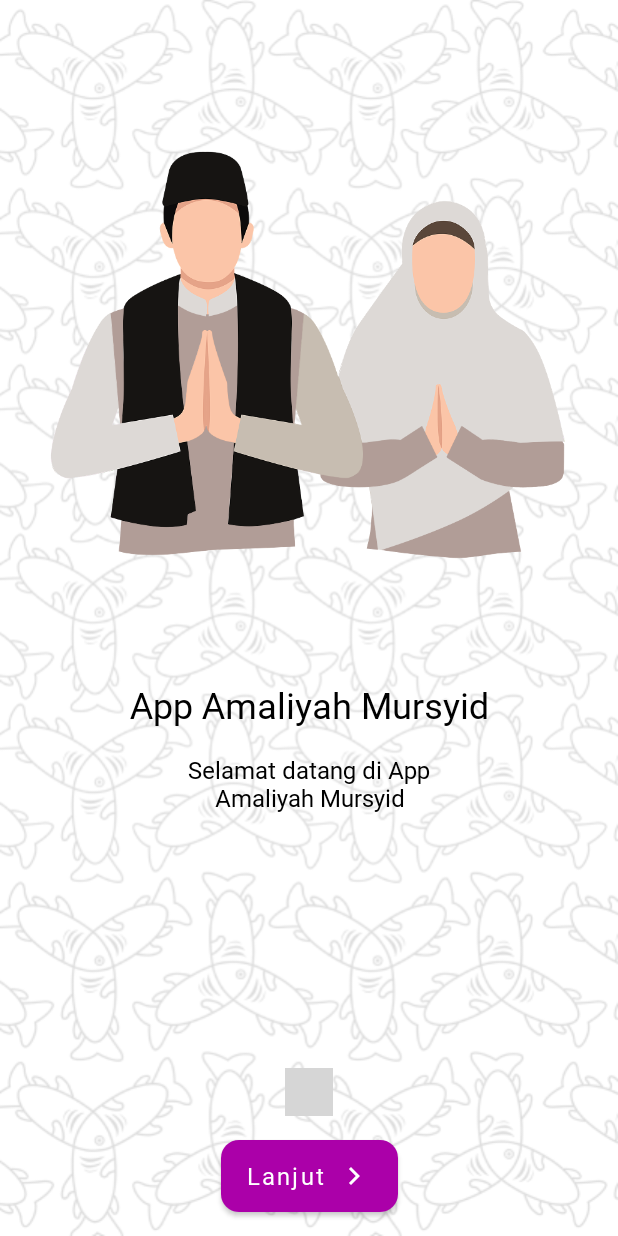
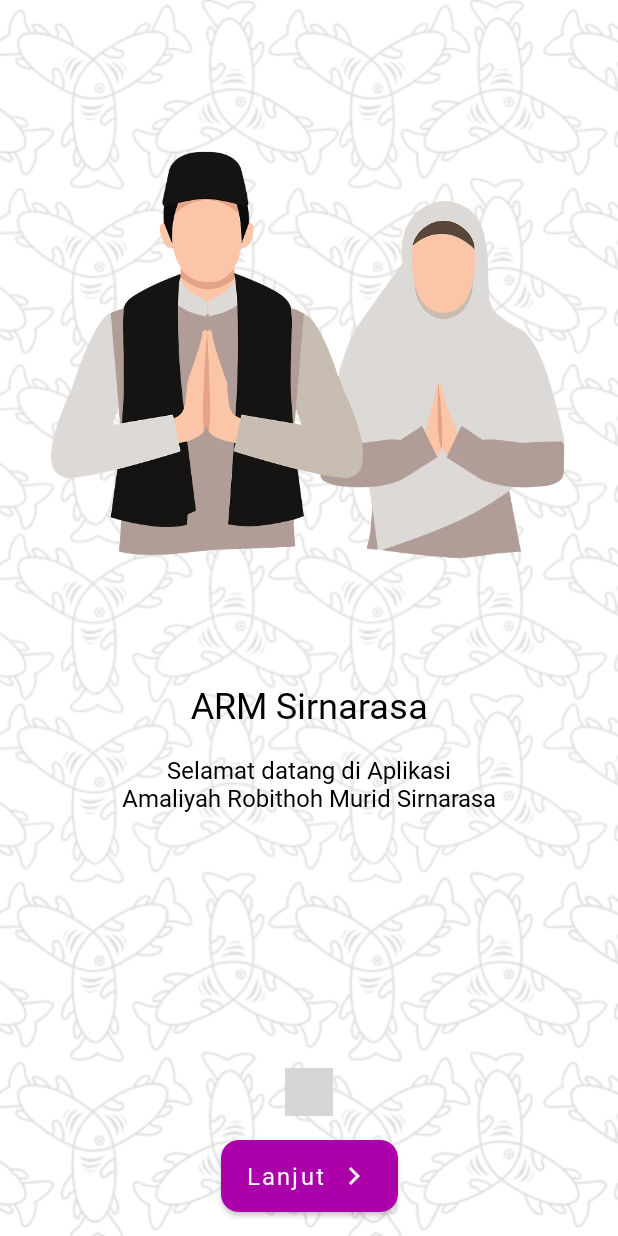
Before and after one commit to mangibal/arm-sirnarasa, an Android app: the BaseOnBoardingFragment screen opened directly, with no data from a screen before it, on a phone screen of 412 x 824 dp. Run offline under Robolectric (Android 15) with nearby library versions, the phone set to English and light mode, and no system bars; plain views replace DotsIndicator; pictures from the network do not load; 3 statements that could not run were skipped; grey boxes are pictures that could not be loaded.

Commit message:
Update Onboarding information

```diff
--- a/app/src/main/res/values/strings.xml
+++ b/app/src/main/res/values/strings.xml
@@ -21,9 +21,9 @@
     <string name="title_onboarding4">Internet</string>
     <string name="desc_onboarding4">Untuk pertama kali membuka aplikasi ini silahkan hubungkan koneksi internet terlebih dahulu</string>
     <string name="title_onboarding3">Kemudahan Akses</string>
-    <string name="desc_onboarding3">Banyak kemudahan yang dapat Anda dapatkan seperti Tuntunan Dzikir, Tawassul, Khotaman, jadwal manaqib, jadwal shalat, dan informasi terbaru tentang Sirnarsa</string>
+    <string name="desc_onboarding3">Banyak kemudahan yang dapat Anda dapatkan seperti Tuntunan Dzikir, Tawassul, Khotaman, serta tersedia juga jadwal shalat</string>
     <string name="title_onboarding2">Adab Sehari-hari</string>
     <string name="desc_onboarding2">Selain Amaliyah Mursyid, App ini juga terdapat adab sehari-hari Syekh Mursyid</string>
-    <string name="desc_onboarding1">Selamat datang di App\nAmaliyah Mursyid</string>
-    <string name="title_onboarding1">App Amaliyah Mursyid</string>
+    <string name="desc_onboarding1">Selamat datang di Aplikasi\nAmaliyah Robithoh Murid Sirnarasa</string>
+    <string name="title_onboarding1">ARM Sirnarasa</string>
 </resources>
```
